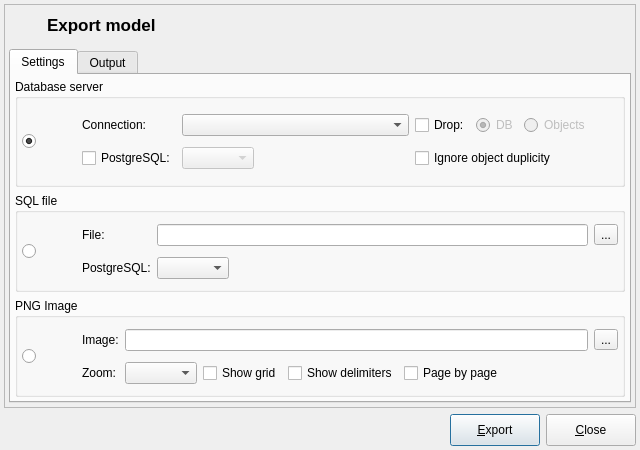
Before: the Qt Designer form libpgmodeler_ui/ui/modelexportform.ui in pgmodeler/pgmodeler, drawn with Qt 5.
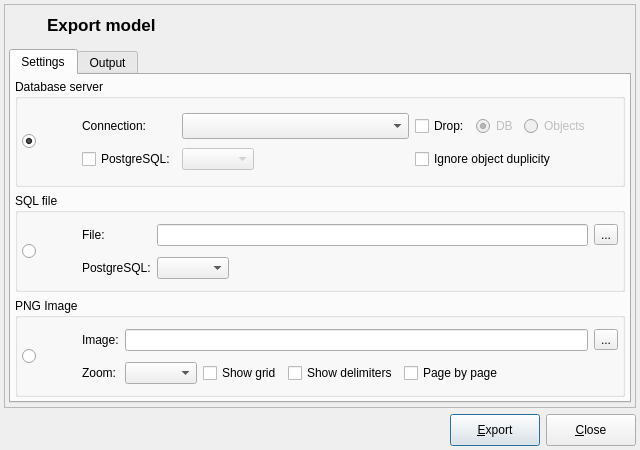
After: the same form once the commit is applied. Icons and pictures are not drawn.

Commit message: Minor adjustment on widgets that are used to set connections.

What changed in the file:
```diff
--- a/libpgmodeler_ui/ui/modelexportform.ui
+++ b/libpgmodeler_ui/ui/modelexportform.ui
@@ -242,6 +242,15 @@
                   <property name="insertPolicy">
                    <enum>QComboBox::InsertAlphabetically</enum>
                   </property>
+                  <property name="sizeAdjustPolicy">
+                   <enum>QComboBox::AdjustToMinimumContentsLengthWithIcon</enum>
+                  </property>
+                  <property name="iconSize">
+                   <size>
+                    <width>18</width>
+                    <height>18</height>
+                   </size>
+                  </property>
                  </widget>
                 </item>
                 <item row="1" column="2">
```
The commit also changes 6 other files.
